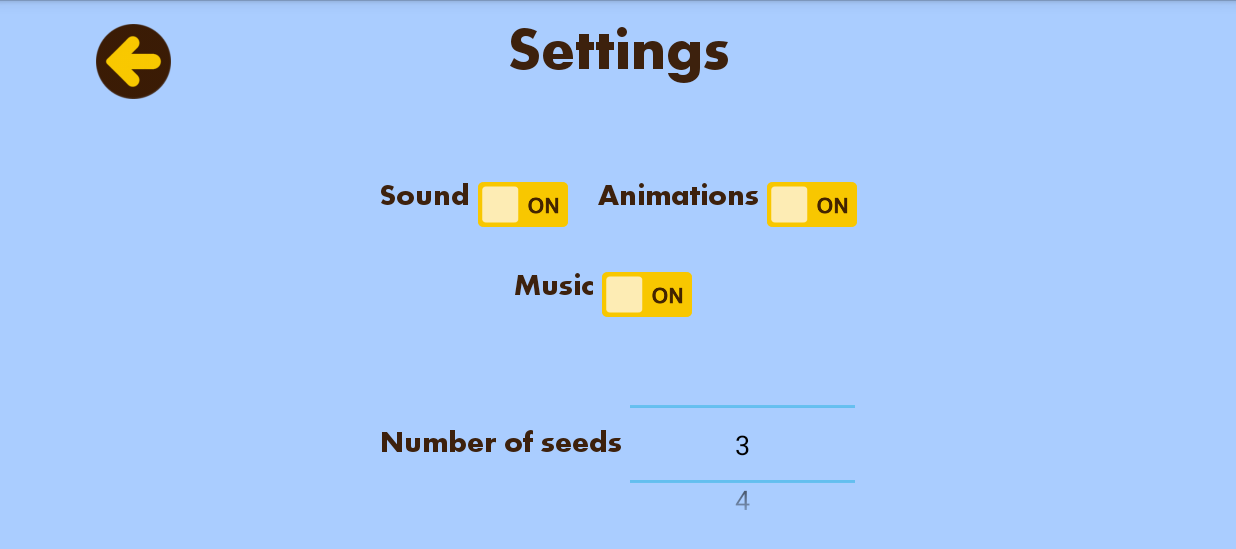
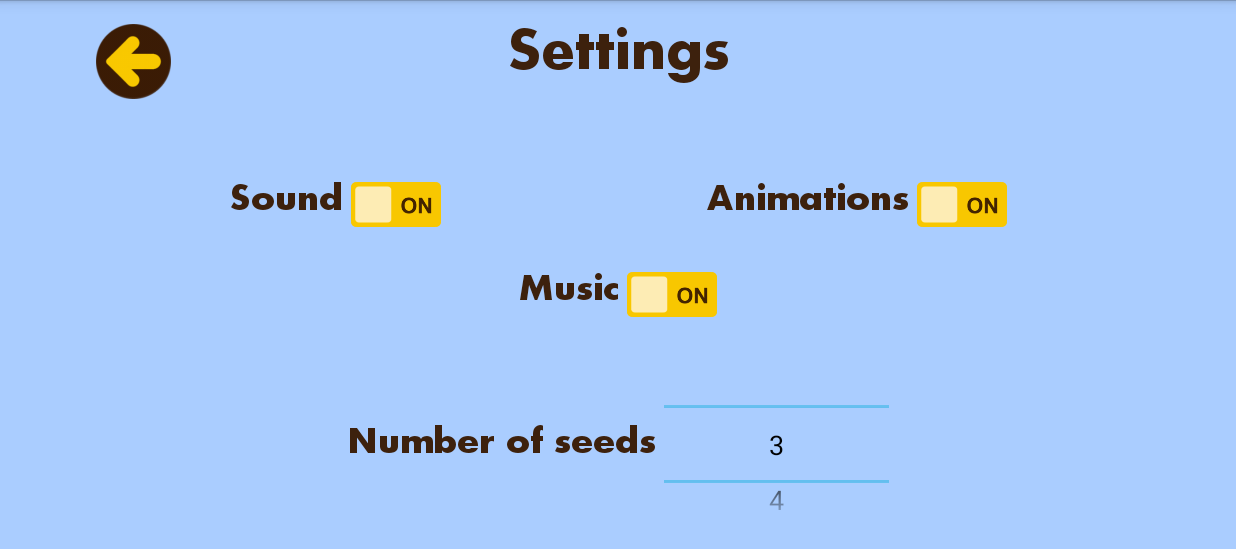
Before and after one commit to MasciadriAndrea/MobileApplication, an Android app: the SettingsActivity screen opened directly, with no data from a screen before it, on a phone screen of 824 x 412 dp (held sideways). Shown: the top 549 px of the screen. Run offline under Robolectric (Android 15) with nearby library versions, the phone set to English and light mode, and no system bars.

Commit message:
settings

```diff
--- a/app/src/main/java/it/polimi/activities/StatisticMovActivity.java
+++ b/app/src/main/java/it/polimi/activities/StatisticMovActivity.java
@@ -143,7 +143,7 @@ public class StatisticMovActivity  extends Activity {
                     convertView.findViewById(R.id.value);
 
             nameTextView.setText(stat.getPlayerName());
-            valueTextView.setText(String.valueOf(stat.getValue()));
+            valueTextView.setText(String.valueOf(stat.getValue())+" %");
 
             return convertView;
         }
--- a/app/src/main/java/it/polimi/activities/StatisticResActivity.java
+++ b/app/src/main/java/it/polimi/activities/StatisticResActivity.java
@@ -153,7 +153,7 @@ public class StatisticResActivity  extends Activity {
                     convertView.findViewById(R.id.value);
 
             nameTextView.setText(stat.getPlayerName());
-            valueTextView.setText(String.valueOf(stat.getValue()));
+            valueTextView.setText(String.valueOf(stat.getValue())+" %");
 
             return convertView;
         }
--- a/app/src/main/java/it/polimi/activities/StatisticsActivity.java
+++ b/app/src/main/java/it/polimi/activities/StatisticsActivity.java
@@ -150,7 +150,7 @@ public class StatisticsActivity  extends Activity {
                     convertView.findViewById(R.id.value);
 
             nameTextView.setText(stat.getPlayerName());
-            valueTextView.setText(String.valueOf(stat.getValue()));
+            valueTextView.setText(String.valueOf(stat.getValue())+" %");
 
             return convertView;
         }
--- a/app/src/main/res/layout/activity_settings.xml
+++ b/app/src/main/res/layout/activity_settings.xml
@@ -49,26 +49,32 @@
             android:layout_width="match_parent"
             android:layout_height="match_parent"
             android:columnCount="1"
-           >
+            android:id="@+id/b">
             <LinearLayout
                 android:gravity="center_horizontal"
                 android:orientation="horizontal"
+                android:weightSum="2"
                 android:layout_width="match_parent"
-                android:layout_height="wrap_content">
+                android:layout_height="wrap_content"
+                android:layout_gravity="center_horizontal">
             <LinearLayout
+                android:layout_weight="1"
                 android:layout_margin="10dp"
                 android:orientation="horizontal"
                 android:layout_width="wrap_content"
-                android:layout_height="wrap_content">
+                android:layout_height="wrap_content"
+                android:weightSum="3"
+                android:gravity="center">
                 <TextView
-                    android:textSize="20dp"
+                    android:textSize="25dp"
                     android:layout_marginRight="5dp"
-                    android:layout_width="match_parent"
-                    android:layout_height="match_parent"
+                    android:layout_width="wrap_content"
+                    android:layout_height="wrap_content"
                     android:textAppearance="?android:attr/textAppearanceMedium"
                     android:text="Sound"
                     android:id="@+id/textView4"
-                    android:textColor="#ff3d210d" />
+                    android:textColor="#ff3d210d"
+                    android:layout_gravity="center_horizontal" />
                 <ToggleButton
                     android:layout_width="60dp"
                     android:layout_height="30dp"
@@ -79,19 +85,23 @@
                     />
             </LinearLayout>
             <LinearLayout
+                android:layout_weight="1"
                 android:layout_margin="10dp"
                 android:orientation="horizontal"
                 android:layout_width="wrap_content"
-                android:layout_height="wrap_content">
+                android:layout_height="wrap_content"
+                android:weightSum="3"
+                android:gravity="center">
                 <TextView
-                    android:textSize="20dp"
+                    android:textSize="25dp"
                     android:layout_marginRight="5dp"
-                    android:layout_width="match_parent"
-                    android:layout_height="match_parent"
+                    android:layout_width="wrap_content"
+                    android:layout_height="wrap_content"
                     android:textAppearance="?android:attr/textAppearanceMedium"
                     android:text="Animations"
                     android:id="@+id/textView5"
-                    android:textColor="#ff3d210d" />
+                    android:textColor="#ff3d210d"
+                    android:layout_gravity="center_horizontal" />
                 <ToggleButton
                     android:layout_width="60dp"
                     android:layout_height="30dp"
@@ -105,25 +115,28 @@
             </LinearLayout>
             </LinearLayout>
             <LinearLayout
-                android:gravity="center_horizontal"
+                android:gravity="center|center_horizontal"
                 android:layout_margin="10dp"
                 android:orientation="horizontal"
                 android:layout_width="match_parent"
-                android:layout_height="wrap_content">
+                android:layout_height="wrap_content"
+                >
             <LinearLayout
+
                 android:orientation="horizontal"
                 android:layout_width="wrap_content"
                 android:layout_height="wrap_content"
                 android:layout_margin="10dp">
                 <TextView
-                    android:textSize="20dp"
+                    android:textSize="25dp"
                     android:layout_marginRight="5dp"
-                    android:layout_width="match_parent"
-                    android:layout_height="match_parent"
+                    android:layout_width="wrap_content"
+                    android:layout_height="wrap_content"
                     android:textAppearance="?android:attr/textAppearanceMedium"
                     android:text="Music"
                     android:id="@+id/textView"
-                    android:textColor="#ff3d210d" />
+                    android:textColor="#ff3d210d"
+                    android:layout_gravity="center_horizontal" />
                 <ToggleButton
                     android:layout_width="60dp"
                     android:layout_height="30dp"
@@ -134,13 +147,6 @@
                     android:textOff=""
                     />
             </LinearLayout>
-            <LinearLayout
-                android:orientation="horizontal"
-                android:layout_width="wrap_content"
-                android:layout_height="wrap_content"
-                android:layout_margin="10dp">
-
-            </LinearLayout>
             </LinearLayout>
             <LinearLayout
                 android:layout_margin="10dp"
@@ -150,7 +156,7 @@
                 android:gravity="center_vertical"
                 android:layout_height="wrap_content">
                 <TextView
-                    android:textSize="20dp"
+                    android:textSize="25dp"
                     android:layout_marginRight="5dp"
                     android:layout_width="wrap_content"
                     android:layout_height="wrap_content"
```
